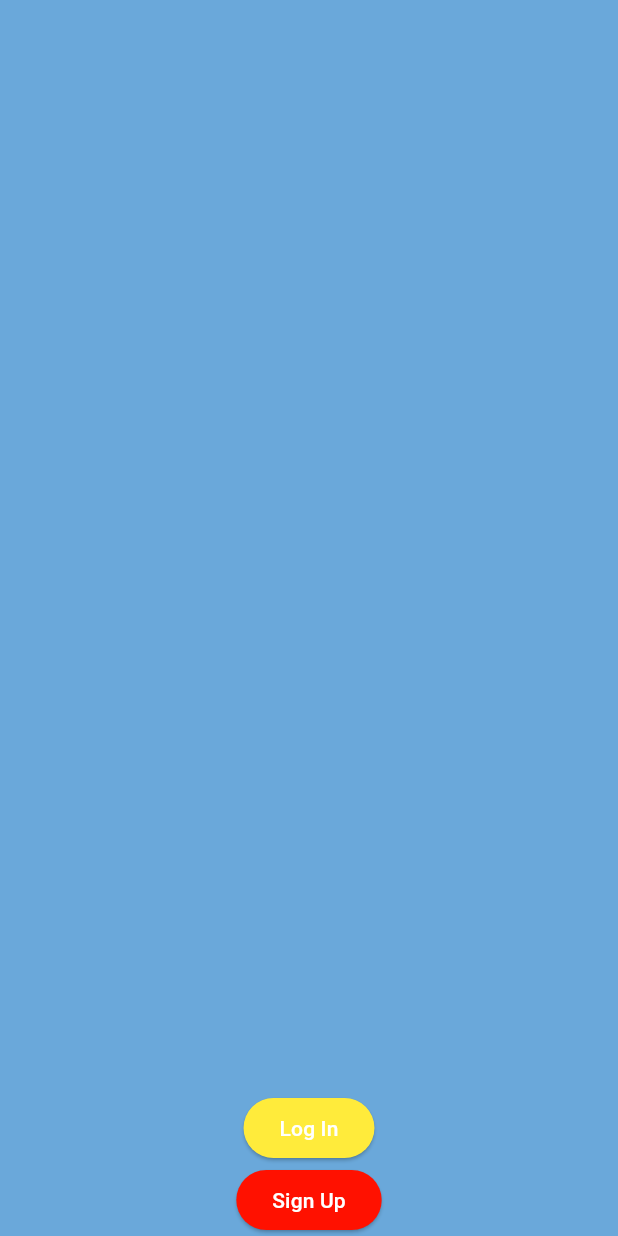
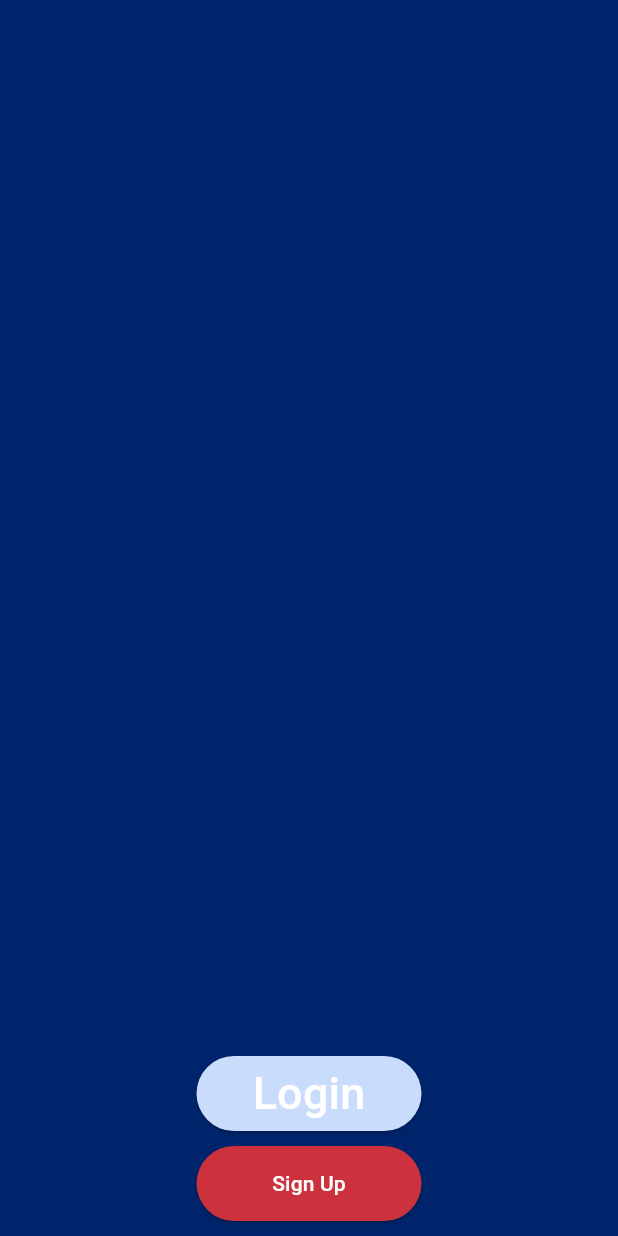
Before and after one commit to Google-Solutions-Challenge/PharmaQuill-App, a Flutter app: the screen it shows after launch, on a phone screen of 412 x 824 dp. Run offline on Flutter 3.47's test engine with Material 3 defaults, Android fonts, the phone set to English and light mode, and no system bars; our stand-ins replace gradient_borders.

Commit message:
Changed colors

```diff
--- a/pharmaquill/lib/components/splash.dart
+++ b/pharmaquill/lib/components/splash.dart
@@ -6,7 +6,7 @@ class SplashPage extends StatelessWidget {
   @override
   Widget build(BuildContext context) {
     return Scaffold(
-      backgroundColor: const Color.fromARGB(255, 106, 168, 218),
+      backgroundColor: const Color.fromRGBO(0, 36, 107, 1),
       body: Column(
         children: [
           Expanded(
@@ -14,22 +14,28 @@ class SplashPage extends StatelessWidget {
             child: Container(),
           ),
           SizedBox(
+            height: 50,
+            width: 150,
             child: ElevatedButton(
               style: ElevatedButton.styleFrom(
-                  backgroundColor: Colors.yellow,
+                  backgroundColor: const Color.fromRGBO(202, 220, 252, 1),
                   shape: RoundedRectangleBorder(
                       borderRadius: BorderRadius.circular(30))),
               onPressed: () => print("Hello World"),
               child: const Text(
-                "Log In",
+                "Login",
                 textAlign: TextAlign.center,
-                style: TextStyle(color: Colors.white),
+                style: TextStyle(color: Colors.white, fontSize: 30),
               ),
             ),
           ),
-          ElevatedButton(
+          const Padding(padding: EdgeInsets.all(5)),
+          SizedBox(
+            height: 50,
+            width: 150,
+            child: ElevatedButton(
               style: ElevatedButton.styleFrom(
-                backgroundColor: const Color.fromARGB(255, 255, 17, 0),
+                  backgroundColor: const Color.fromRGBO(204, 49, 61, 1),
                   shape: RoundedRectangleBorder(
                       borderRadius: BorderRadius.circular(30))),
               onPressed: () => Navigator.pushNamed(context, '/signup'),
@@ -39,6 +45,8 @@ class SplashPage extends StatelessWidget {
                 style: TextStyle(color: Colors.white),
               ),
             ),
+          ),
+          const Padding(padding: EdgeInsets.only(bottom: 10)),
         ],
       ),
     );
```
Lines whose indentation alone changed are shown as unchanged.
